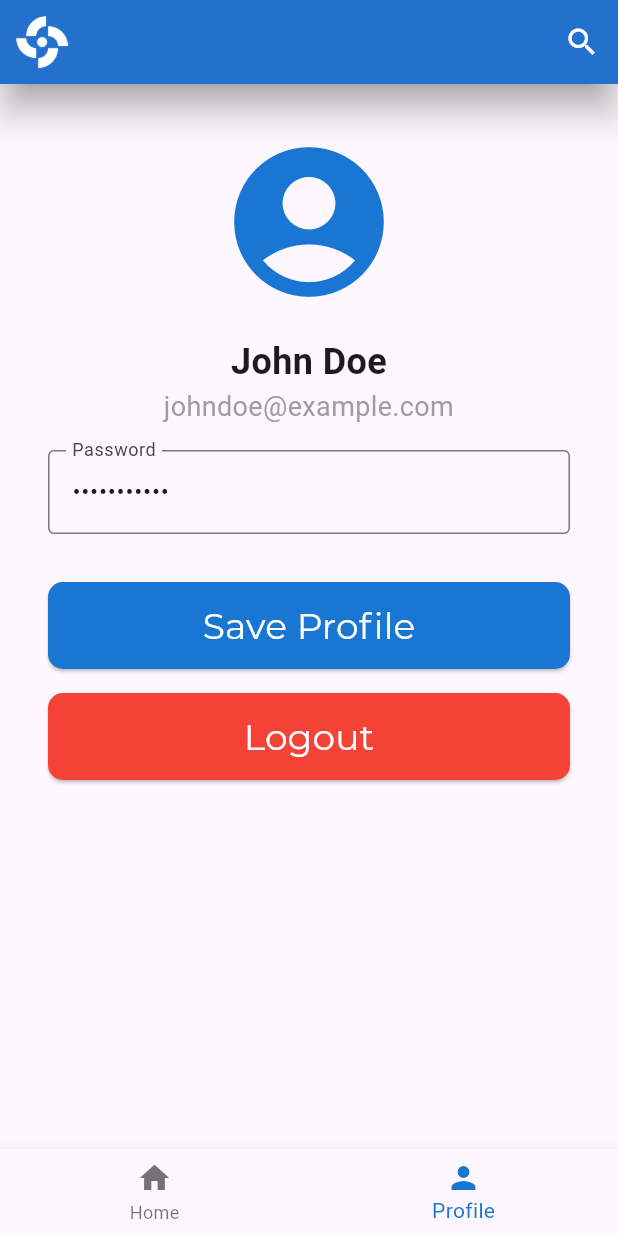
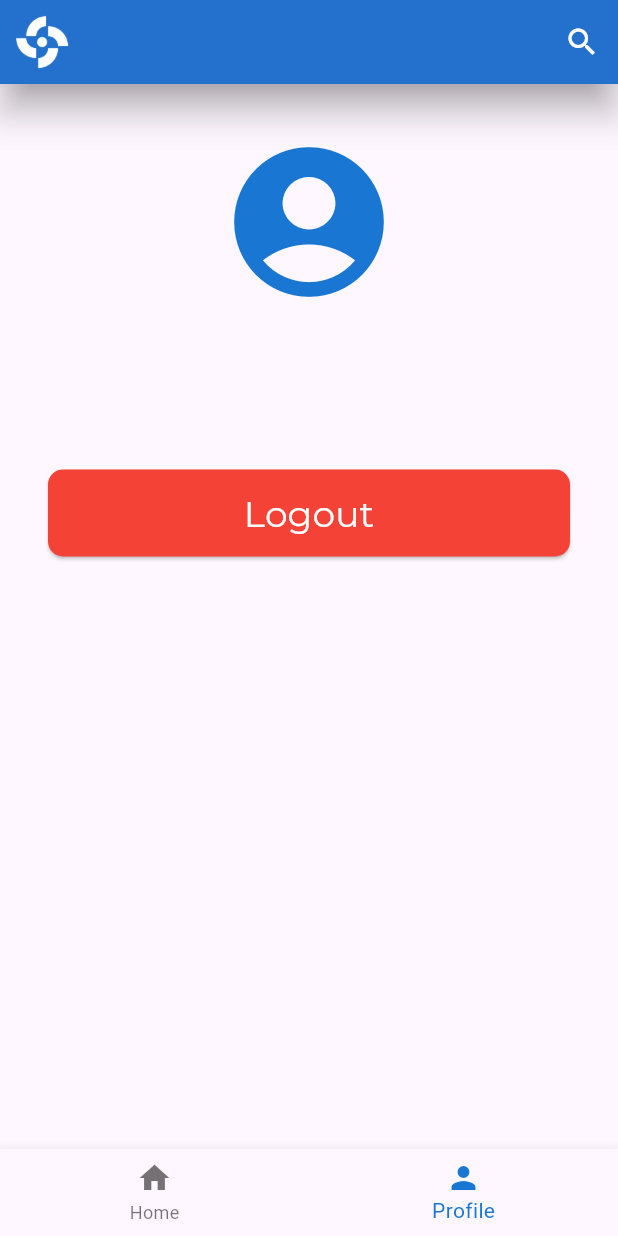
Before and after one commit to MuhIbrahimm/aplikasi_mobile, a Flutter app: the HomeScreen screen opened by its route, item 2 of the bottom bar chosen, on a phone screen of 412 x 824 dp. Run offline on Flutter 3.47's test engine with Material 3 defaults, Android fonts, the phone set to English and light mode, and no system bars; our stand-ins replace dio, get_storage; accounts and stored records are empty.

Commit message:
adding logout and user profile

```diff
--- a/lib/home-page.dart
+++ b/lib/home-page.dart
@@ -2,6 +2,8 @@ import 'package:flutter/material.dart';
 import 'package:aplikasi_mobile/style.dart';
 
 class HomePage extends StatelessWidget {
+  HomePage({super.key});
+
   final List<String> _categories = [
     'Science',
     'Technology',
--- a/lib/home-screen.dart
+++ b/lib/home-screen.dart
@@ -15,7 +15,7 @@ class _HomeScreenState extends State<HomeScreen> {
 
   final List<Widget> _pages = [
     HomePage(),
-    ProfilePage(),
+    const ProfilePage(),
   ];
 
   @override
--- a/lib/main.dart
+++ b/lib/main.dart
@@ -1,5 +1,6 @@
 import 'package:aplikasi_mobile/home-screen.dart';
 import 'package:aplikasi_mobile/login-page.dart';
+import 'package:aplikasi_mobile/profile-page.dart';
 import 'package:aplikasi_mobile/register-page.dart';
 import 'package:get_storage/get_storage.dart';
 import 'package:flutter/material.dart';
@@ -19,8 +20,8 @@ class MyApp extends StatelessWidget {
       routes: {
         '/' : (context) => const loginPage(),
         '/register': (context) => const registerPage(),
-        '/login': (context) => const loginPage(),
         '/home': (context) => const HomeScreen(),
+        '/profile': (context) => const ProfilePage(),
       },
       initialRoute: '/',
     );
--- a/lib/profile-page.dart
+++ b/lib/profile-page.dart
@@ -1,80 +1,68 @@
 import 'package:flutter/material.dart';
 import 'package:aplikasi_mobile/style.dart';
+import 'package:dio/dio.dart';
+import 'package:get_storage/get_storage.dart';
 
 class ProfilePage extends StatelessWidget {
-  @override
+  const ProfilePage({super.key});
+
+    @override
   Widget build(BuildContext context) {
+    final _dio = Dio();
+    final _storage = GetStorage();
+    final _apiUrl = 'https://mobileapis.manpits.xyz/api';
+
+    void logout() async {
+    try {
+      final _response = await _dio.get(
+        '${_apiUrl}/logout',
+        options: Options(
+          headers: {'Authorization': 'Bearer ${_storage.read('token')}'},
+        ),
+      );
+      print(_response.data);
+      _storage.erase();
+      Navigator.pushReplacementNamed(context, '/');
+    } on DioException catch (e) {
+      print('${e.response} - ${e.response?.statusCode}');
+    }
+  }
+
      return Scaffold(
       body: Padding(
         padding: const EdgeInsets.all(32.0),
         child: Column(
           crossAxisAlignment: CrossAxisAlignment.stretch,
           children: [
-            Center(
+            const Center(
               child:
                 Icon(Icons.account_circle, size: 120, color: appColors.mainColor,)
             ),
-            SizedBox(height: 16),
 
-            // Nama
+            const SizedBox(
+              height: 16
+            ),
+
             Text(
-              'John Doe',
-              style: TextStyle(
-                fontSize: 24,
-                fontWeight: FontWeight.bold,
-              ),
+              _storage.read('name'),
+              style: TextStyles.h2.copyWith(color: Colors.black),
               textAlign: TextAlign.center
             ),
 
-            // Email
             Text(
-              'johndoe@example.com',
-              style: TextStyle(
-                fontSize: 18,
-                color: Colors.grey,
-              ),
+              _storage.read('email'),
+              style: TextStyles.body,
               textAlign: TextAlign.center
             ),
-            SizedBox(height: 16),
 
-            // Kata sandi (dengan karakter tersembunyi)
-            TextFormField(
-              initialValue: 'password123',
-              obscureText: true,
-              decoration: InputDecoration(
-                labelText: 'Password',
-                border: OutlineInputBorder(),
-              ),
+            const SizedBox(
+              height: 32
             ),
-
-            SizedBox(height: 32),
 
             ElevatedButton(
               onPressed: () {
-
-              },
-              style: ButtonStyle(
-                backgroundColor: MaterialStateProperty.all(appColors.mainColor),
-                shape: MaterialStateProperty.all(
-                  RoundedRectangleBorder(
-                    borderRadius: BorderRadius.circular(10.0),
-                  ),
-                ),
-              ),
-              child: Padding(
-                padding: const EdgeInsets.symmetric(vertical: 12.0),
-                child: Text(
-                  'Save Profile',
-                  style: TextStyles.h2.copyWith(color: Colors.white),
-                ),
-              ),
-            ),
-
-            SizedBox(height: 16,),
-
-            ElevatedButton(
-              onPressed: () {
-
+                logout();
+                Navigator.pushNamed(context, '/');
               },
               style: ButtonStyle(
                 backgroundColor: MaterialStateProperty.all(Colors.red),
```
Also changed, not shown: lib/login-page.dart (+11 -0 lines).
